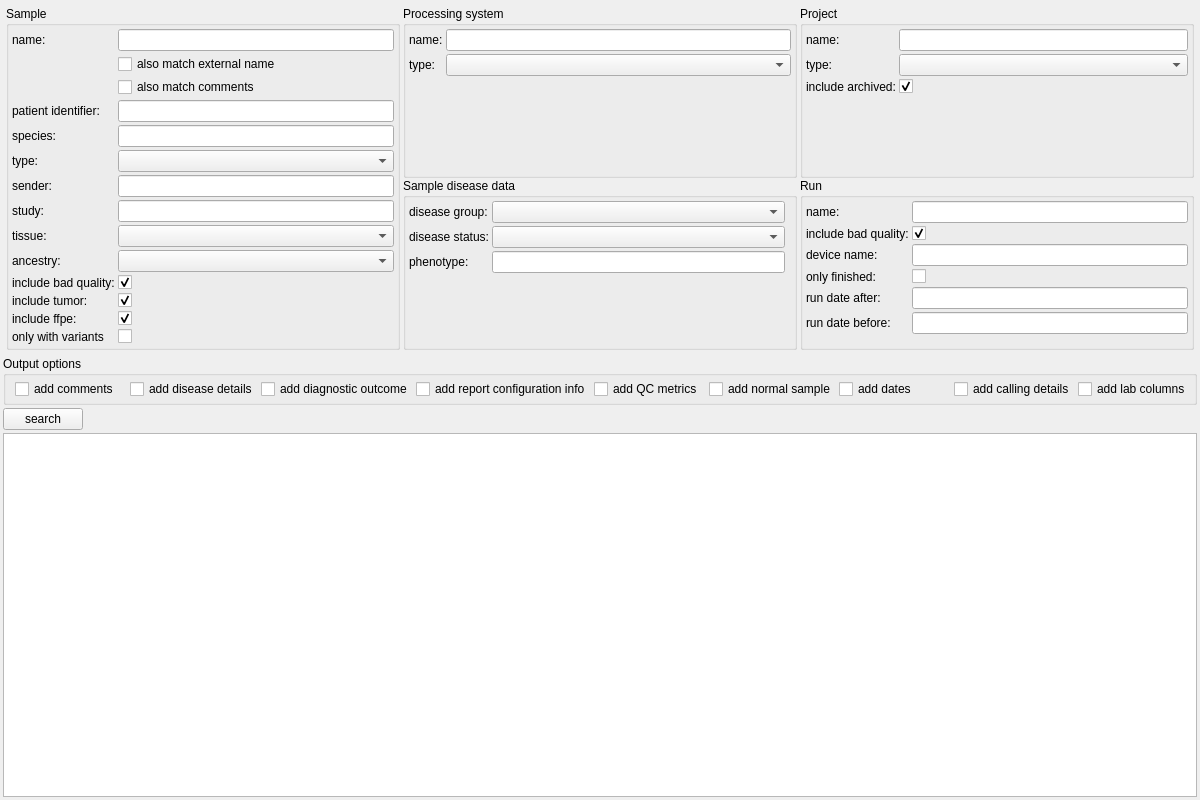
Before: the Qt Designer form src/GSvar/SampleSearchWidget.ui in imgag/ngs-bits, drawn with Qt 5.
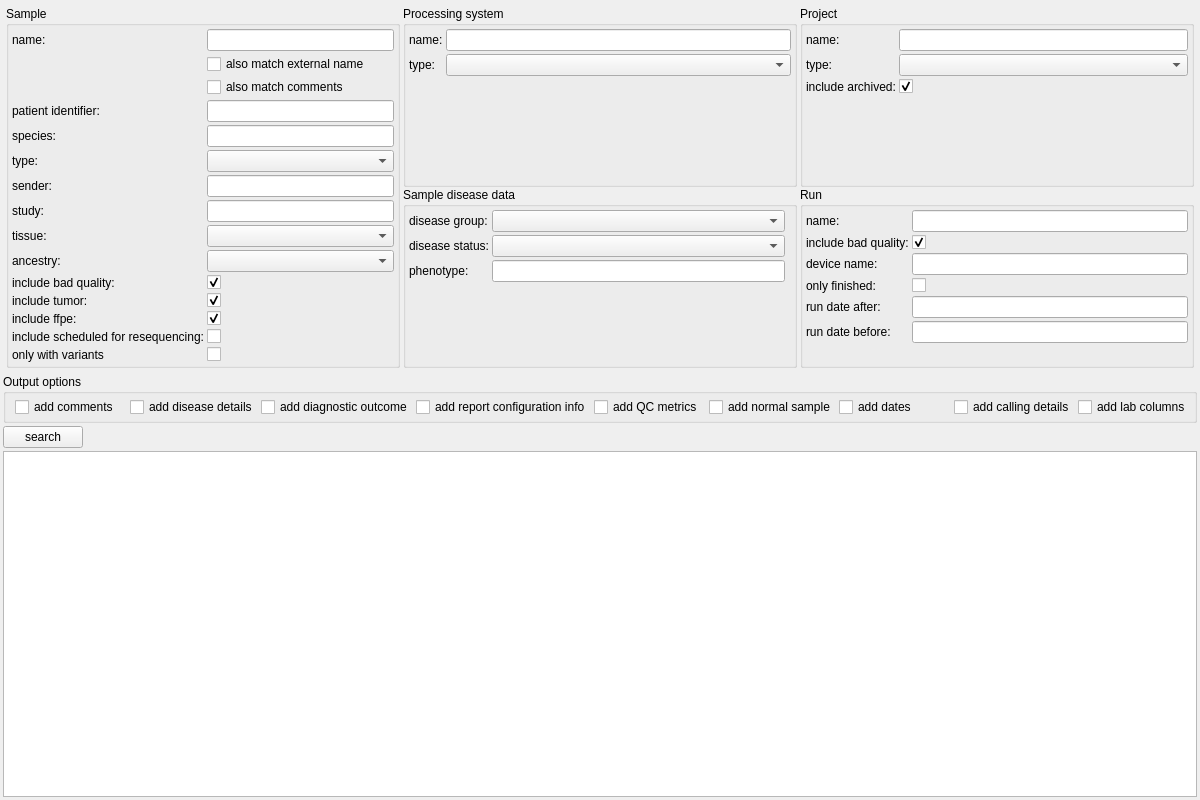
After: the same form once the commit is applied. Icons and pictures are not drawn. Custom widgets are drawn as their Qt base class.

Commit message:
src/GSvar/MainWindow.cpp: added check for samples which are scheduled for resequencing
src/GSvar/ProcessedSampleWidget.*: added field for resequencing

src/GSvar/SampleSearchWidget.*: added option to show samples scheduled for resequencing

src/GSvar/SequencingRunWidget.*: added option to schedule samples for resequencing

src/cppNGSD/NGSD.*: added support for new resequencing column

src/cppNGSD/resources/NGSD_schema.sql: added new column to mark samples which should be resequenced

```diff
--- a/src/GSvar/SampleSearchWidget.ui
+++ b/src/GSvar/SampleSearchWidget.ui
@@ -217,7 +217,7 @@
           </property>
          </widget>
         </item>
-        <item row="13" column="0">
+        <item row="14" column="0">
          <widget class="QLabel" name="label_12">
           <property name="toolTip">
            <string>Include only samples with small variants imported in to NGSD.</string>
@@ -227,7 +227,7 @@
           </property>
          </widget>
         </item>
-        <item row="13" column="1">
+        <item row="14" column="1">
          <widget class="QCheckBox" name="s_only_with_variants">
           <property name="text">
            <string/>
@@ -244,6 +244,20 @@
         <item row="9" column="1">
          <widget class="QComboBox" name="s_ancestry"/>
         </item>
+        <item row="13" column="1">
+         <widget class="QCheckBox" name="s_scheduled_for_resequencing">
+          <property name="text">
+           <string/>
+          </property>
+         </widget>
+        </item>
+        <item row="13" column="0">
+         <widget class="QLabel" name="label_26">
+          <property name="text">
+           <string>include scheduled for resequencing:</string>
+          </property>
+         </widget>
+        </item>
        </layout>
       </widget>
      </item>
```
The commit also changes 9 other files.
